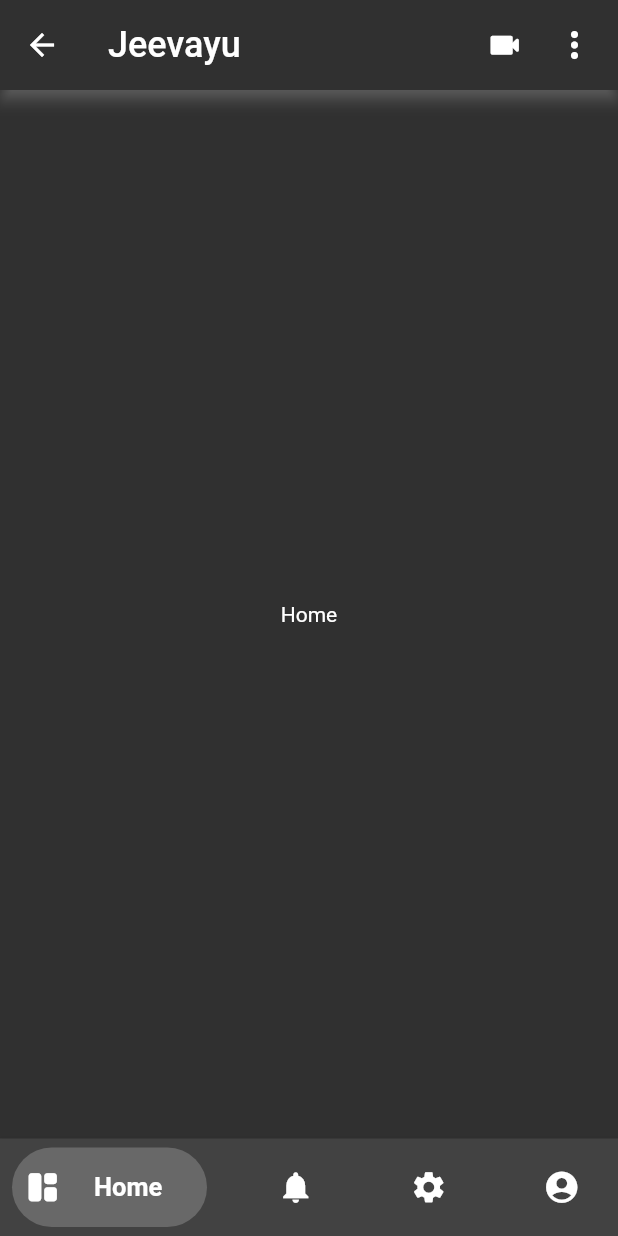
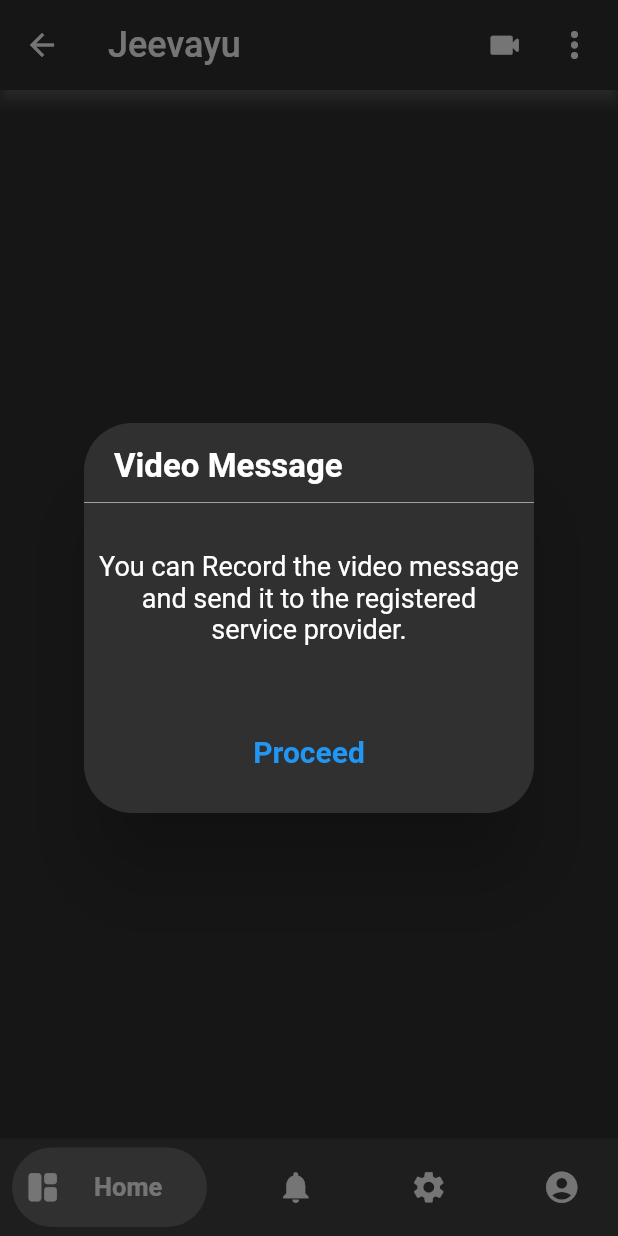
Before and after one commit to adarshnagrikar14/jeevayu-gsc-22, a Flutter app: the MainScreen screen opened directly, after a tap on the "videocam" icon, on a phone screen of 412 x 824 dp. Run offline on Flutter 3.47's test engine with Material 2 defaults, Android fonts, the light colour scheme and no system bars; drawn by our look-alikes of bottom_navy_bar; our stand-ins replace cloud_firestore, firebase_auth, firebase_core, google_sign_in, lottie; accounts and stored records are empty; network calls fail.

Commit message:
major updates

```diff
--- a/lib/dashboard.dart
+++ b/lib/dashboard.dart
@@ -9,6 +9,7 @@ import 'package:jeevayu/classes/settings.dart';
 import 'package:jeevayu/classes/account.dart';
 import 'package:flutter/material.dart';
 import 'package:flutter/services.dart';
+import 'package:jeevayu/features/video_message.dart';
 import 'package:url_launcher/url_launcher.dart';
 
 class MainScreen extends StatefulWidget {
@@ -27,15 +28,20 @@ class _MainScreenState extends State<MainScreen> {
   // terms url
   final String _url_terms = "https://youtube.com";
 
+  // msg to display
+  late bool _allowVideoMsg;
+
   @override
   void initState() {
     super.initState();
 
+    _allowVideoMsg = true;
+
     SystemChrome.setSystemUIOverlayStyle(
       const SystemUiOverlayStyle(
         statusBarIconBrightness:
-            Brightness.light, // this will change the brightness of the icons
-        statusBarColor: Colors.black, // or any color you want
+            Brightness.light, // change the brightness of the icons
+        statusBarColor: Colors.black,
       ),
     );
   }
@@ -87,6 +93,7 @@ class _MainScreenState extends State<MainScreen> {
                 ),
                 onTap: () {
                   // openYoutube();
+                  openVideoDialog();
                 },
               ),
             ),
@@ -206,4 +213,102 @@ class _MainScreenState extends State<MainScreen> {
       throw 'Could not open Terms and condition!';
     }
   }
+
+  openVideoDialog() {
+    return showDialog(
+      context: context,
+      builder: (BuildContext context) {
+        return AlertDialog(
+          shape: const RoundedRectangleBorder(
+            borderRadius: BorderRadius.all(
+              Radius.circular(32.0),
+            ),
+          ),
+          contentPadding: const EdgeInsets.only(top: 10.0),
+          backgroundColor: Colors.grey[850],
+          content: SizedBox(
+            width: 300.0,
+            height: 250.0,
+
+            // design start here
+            child: Column(
+              mainAxisAlignment: MainAxisAlignment.spaceAround,
+              crossAxisAlignment: CrossAxisAlignment.start,
+              children: [
+                // heading:
+                const Expanded(
+                  child: Padding(
+                    padding: EdgeInsets.only(left: 20.0, top: 6.0),
+                    child: Text(
+                      'Video Message',
+                      style: TextStyle(
+                        fontSize: 22.0,
+                        fontWeight: FontWeight.bold,
+                      ),
+                    ),
+                  ),
+                  flex: 1,
+                ),
+
+                // first div:
+                const Divider(
+                  color: Colors.grey,
+                  height: 4.0,
+                ),
+
+                // display msg
+                Expanded(
+                  child: Center(
+                    child: Padding(
+                      padding: const EdgeInsets.all(8.0),
+                      child: Text(
+                        _allowVideoMsg
+                            ? "You can Record the video message and send it to the registered service provider."
+                            : "Can'\t Record Video message as the device is not registered with any Service.",
+                        style: const TextStyle(
+                          fontSize: 18.0,
+                        ),
+                        textAlign: TextAlign.center,
+                      ),
+                    ),
+                  ),
+                  flex: 3,
+                ),
+
+                // button
+                Expanded(
+                  child: Center(
+                    child: GestureDetector(
+                      onTap: () {
+                        if (_allowVideoMsg) {
+                          Navigator.pop(context);
+                          Navigator.push(
+                            context,
+                            MaterialPageRoute(
+                              builder: (context) => const VideoMessage(),
+                            ),
+                          );
+                        } else {
+                          Navigator.pop(context);
+                        }
+                      },
+                      child: Text(
+                        _allowVideoMsg ? "Proceed" : "Ok",
+                        style: const TextStyle(
+                          color: Colors.blue,
+                          fontSize: 20.0,
+                          fontWeight: FontWeight.bold,
+                        ),
+                      ),
+                    ),
+                  ),
+                  flex: 2,
+                ),
+              ],
+            ),
+          ),
+        );
+      },
+    );
+  }
 }
--- a/lib/main.dart
+++ b/lib/main.dart
@@ -30,7 +30,6 @@ class MyApp extends StatelessWidget {
       title: 'My App',
       home: const ScreenSplash(), // Add Splashscreen first
       debugShowCheckedModeBanner: false,
-      // theme: ThemeData.light(), // {Set it latter}
       theme: ThemeData.dark(), // set app theme
     );
   }
```
Also changed, not shown: assets/lottie/notify.json (added, +1 -0 lines), lib/features/video_message.dart (+65 -0 lines).
